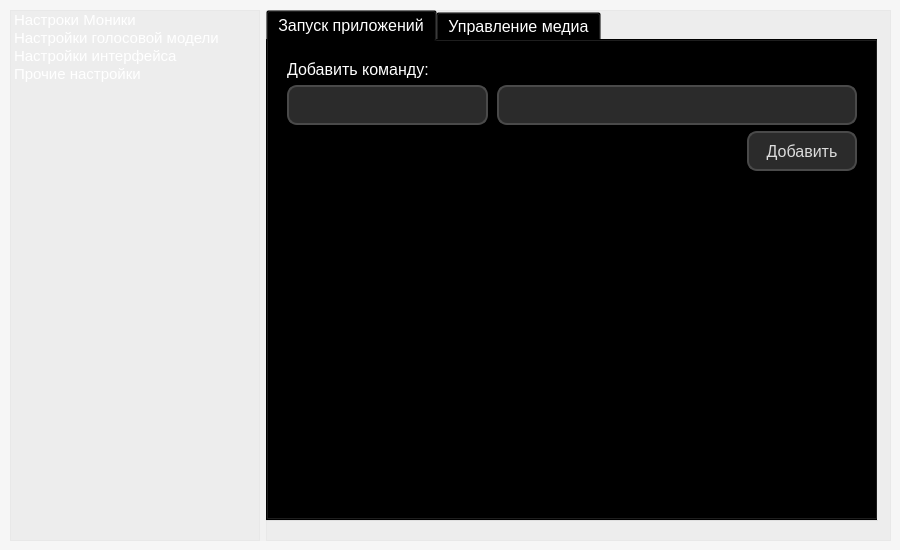
This is UI/main_page.ui in Patrick-002/Monica as Qt 5 draws it before an edit. The edited form follows.
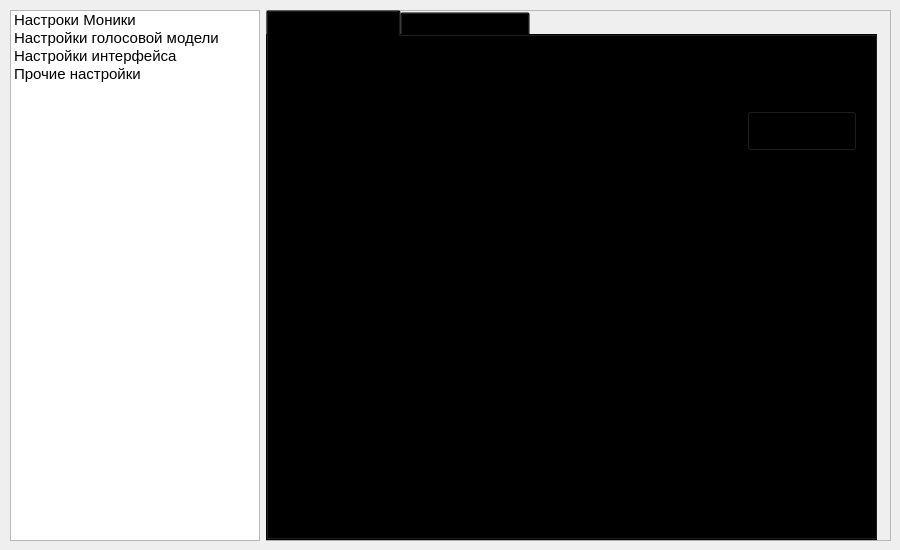
This is the edited form. The open tabs and pages were chosen to show the change. Icons and pictures are not drawn.

The edit to the form file:
```diff
--- a/UI/main_page.ui
+++ b/UI/main_page.ui
@@ -20,10 +20,7 @@
    <string>Form</string>
   </property>
   <property name="styleSheet">
-   <string notr="true">    background: rgba(155, 155, 155, 0.05); /* Прозрачный фон */
-    font-family: 'Segoe UI'; /* Шрифт Segoe UI */
-    font-size: 12pt; /* Размер шрифта */
-    color: white; /* Цвет текста */</string>
+   <string notr="true"/>
   </property>
   <widget class="QWidget" name="verticalLayoutWidget">
    <property name="geometry">
@@ -126,7 +123,7 @@
              <x>0</x>
              <y>0</y>
              <width>612</width>
-             <height>511</height>
+             <height>531</height>
             </rect>
            </property>
            <property name="currentIndex">
@@ -139,17 +136,23 @@
             <layout class="QVBoxLayout" name="verticalLayout_7">
              <item>
               <layout class="QVBoxLayout" name="verticalLayout_3">
+               <property name="spacing">
+                <number>6</number>
+               </property>
+               <property name="sizeConstraint">
+                <enum>QLayout::SizeConstraint::SetDefaultConstraint</enum>
+               </property>
                <property name="leftMargin">
                 <number>10</number>
                </property>
                <property name="topMargin">
-                <number>10</number>
+                <number>0</number>
                </property>
                <property name="rightMargin">
                 <number>10</number>
                </property>
                <property name="bottomMargin">
-                <number>10</number>
+                <number>0</number>
                </property>
                <item>
                 <widget class="QLabel" name="label">
@@ -180,20 +183,6 @@
                    <property name="whatsThis">
                     <string/>
                    </property>
-                   <property name="styleSheet">
-                    <string notr="true">    QLineEdit {
-        border: 2px solid #4a4a4a;
-        border-radius: 10px;
-        padding: 8px;
-        font-size: 16px;
-        background-color: #2b2b2b;
-        color: #dcdcdc;
-    }
-    QLineEdit:focus {
-        border: 2px solid #9a9edb;
-        background-color: #3a3a3a;
-    }</string>
-                   </property>
                    <property name="inputMask">
                     <string/>
                    </property>
@@ -226,20 +215,6 @@
                      <height>40</height>
                     </size>
                    </property>
-                   <property name="styleSheet">
-                    <string notr="true">    QLineEdit {
-        border: 2px solid #4a4a4a;
-        border-radius: 10px;
-        padding: 8px;
-        font-size: 16px;
-        background-color: #2b2b2b;
-        color: #dcdcdc;
-    }
-    QLineEdit:focus {
-        border: 2px solid #9a9edb;
-        background-color: #3a3a3a;
-    }</string>
-                   </property>
                   </widget>
                  </item>
                 </layout>
@@ -267,23 +242,6 @@
                      <height>40</height>
                     </size>
                    </property>
-                   <property name="styleSheet">
-                    <string notr="true">    QPushButton {
-        border: 2px solid #4a4a4a;
-        border-radius: 10px;
-        padding: 8px 16px;
-        font-size: 16px;
-        background-color: #2b2b2b;
-        color: #dcdcdc;
-    }
-    QPushButton:hover {
-        background-color: #3a3a3a;
-    }
-    QPushButton:pressed {
-        background-color: #4e4e4e;
-        border: 2px solid #9a9edb;
-    }</string>
-                   </property>
                    <property name="text">
                     <string>Добавить</string>
                    </property>
@@ -306,8 +264,8 @@
                  <rect>
                   <x>0</x>
                   <y>0</y>
-                  <width>99</width>
-                  <height>28</height>
+                    <width>567</width>
+                    <height>362</height>
                  </rect>
                 </property>
                 <layout class="QVBoxLayout" name="verticalLayout_2"/>
```
Left out of the diff: 42 changed lines with no effect on the pictures. Lines whose indentation alone changed are shown as unchanged.
